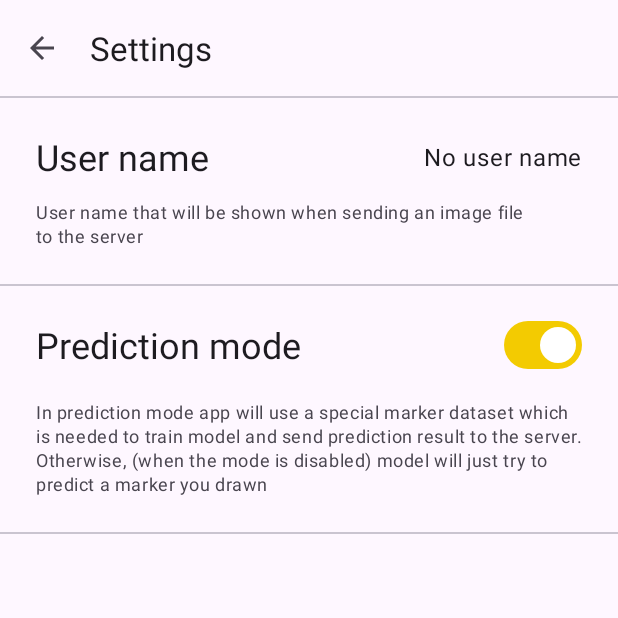
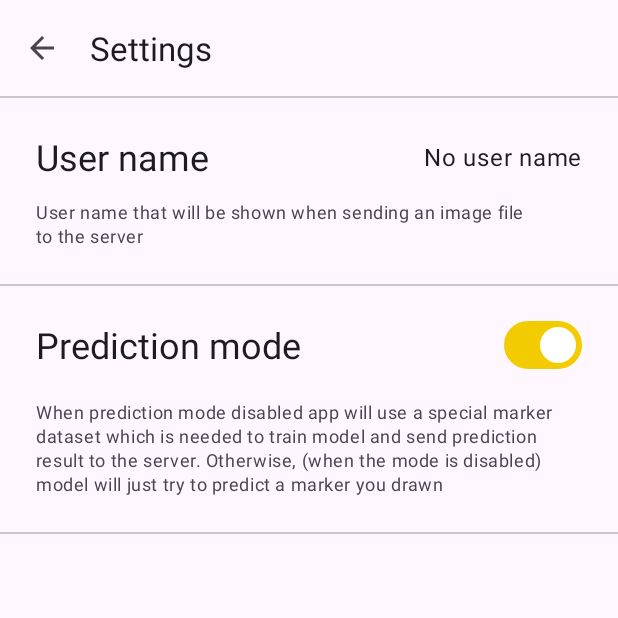
Before and after one commit to gmdvart/Marker-Recognition, an Android app: the fragment UserNameDialogFragment placed in its activity, in the options menu, after a tap on "Settings", on a phone screen of 412 x 824 dp, the top half of it. Run offline under Robolectric (Android 15) with nearby library versions, the phone set to English and light mode, and no system bars; pictures from the network do not load.

Commit message:
* Now bitmap saving works correctly with PaintView * Added russian language

```diff
--- a/app/src/main/java/com/example/buzidroidapplication/di/AppComponent.kt
+++ b/app/src/main/java/com/example/buzidroidapplication/di/AppComponent.kt
@@ -4,7 +4,7 @@ import android.content.Context
 import com.example.buzidroidapplication.ui.recognize_feature.screen.MainScreenFragment
 import com.example.buzidroidapplication.ui.recognize_feature.screen.MarkerListScreenFragment
 import com.example.buzidroidapplication.ui.recognize_feature.screen.ResultDialogFragment
-import com.example.buzidroidapplication.ui.settings_feature.UserNameDialogFragment
+import com.example.buzidroidapplication.ui.settings_feature.screen.UserNameDialogFragment
 import com.example.buzidroidapplication.ui.settings_feature.screen.SettingsScreenFragment
 import dagger.BindsInstance
 import dagger.Component
--- a/app/src/main/java/com/example/buzidroidapplication/ui/recognize_feature/components/PaintView.kt
+++ b/app/src/main/java/com/example/buzidroidapplication/ui/recognize_feature/components/PaintView.kt
@@ -6,6 +6,7 @@ import android.graphics.Canvas
 import android.graphics.Color
 import android.graphics.Paint
 import android.graphics.Path
+import android.graphics.PorterDuff
 import android.util.AttributeSet
 import android.util.Log
 import android.view.MotionEvent
@@ -29,12 +30,13 @@ class PaintView(context: Context, attrs: AttributeSet) : View(context, attrs) {
     }
 
     private val bitmapPaintBrush = Paint(Paint.DITHER_FLAG)
-    private val paths = mutableListOf<Path>()
-    private lateinit var globalCanvas: Canvas
-    private lateinit var bitmap: Bitmap
 
     companion object {
+        private val paths = mutableListOf<Path>()
+        private lateinit var globalCanvas: Canvas
+        private lateinit var bitmap: Bitmap
     }
+
 
     fun create(width: Int, height: Int) {
         bitmap = Bitmap.createBitmap(width, height, Bitmap.Config.ARGB_8888)
@@ -55,16 +57,24 @@ class PaintView(context: Context, attrs: AttributeSet) : View(context, attrs) {
         }
     }
 
-    fun save(): Bitmap = bitmap
-
-    override fun onDraw(canvas: Canvas) {
-        canvas.save()
-        globalCanvas.drawColor(Defaults.CANVAS_BACKGROUND_COLOR)
+    fun save(): Bitmap {
+        globalCanvas.drawColor(Color.TRANSPARENT, PorterDuff.Mode.CLEAR)
 
         for (path in paths)
             globalCanvas.drawPath(path, paintBrush)
 
-        canvas.drawBitmap(bitmap, 0f, 0f, bitmapPaintBrush)
+        globalCanvas.drawBitmap(bitmap, 0f, 0f, bitmapPaintBrush)
+
+        return bitmap
+    }
+
+    override fun onDraw(canvas: Canvas) {
+        canvas.save()
+
+        for (path in paths) {
+            canvas.drawPath(path, paintBrush)
+        }
+
         canvas.restore()
     }
 
@@ -118,7 +128,7 @@ class PaintView(context: Context, attrs: AttributeSet) : View(context, attrs) {
         const val IS_DITHER = true
         const val PAINT_BRUSH_COLOR = Color.BLACK
         const val CANVAS_BACKGROUND_COLOR = Color.WHITE
-        const val STROKE_WIDTH = 16f
+        const val STROKE_WIDTH = 8f
         const val ALPHA = 0xFF
         val STYLE = Paint.Style.STROKE
         val STROKE_JOIN = Paint.Join.ROUND
--- a/app/src/main/java/com/example/buzidroidapplication/domain/settings_feature/Action.kt
+++ b/app/src/main/java/com/example/buzidroidapplication/ui/settings_feature/Action.kt
@@ -1,4 +1,4 @@
-package com.example.buzidroidapplication.domain.settings_feature
+package com.example.buzidroidapplication.ui.settings_feature
 
 sealed interface Action {
     data class Switch(val checked: Boolean) : Action
--- a/app/src/main/java/com/example/buzidroidapplication/ui/settings_feature/SettingsFeatureViewModel.kt
+++ b/app/src/main/java/com/example/buzidroidapplication/ui/settings_feature/SettingsFeatureViewModel.kt
@@ -3,9 +3,7 @@ package com.example.buzidroidapplication.ui.settings_feature
 import androidx.lifecycle.ViewModel
 import androidx.lifecycle.ViewModelProvider
 import androidx.lifecycle.viewModelScope
-import com.example.buzidroidapplication.domain.settings_feature.Action
 import com.example.buzidroidapplication.domain.settings_feature.SettingsFeatureUseCases
-import com.example.buzidroidapplication.domain.settings_feature.State
 import kotlinx.coroutines.flow.*
 import kotlinx.coroutines.launch
 import javax.inject.Inject
--- a/app/src/main/java/com/example/buzidroidapplication/domain/settings_feature/State.kt
+++ b/app/src/main/java/com/example/buzidroidapplication/ui/settings_feature/State.kt
@@ -1,4 +1,4 @@
-package com.example.buzidroidapplication.domain.settings_feature
+package com.example.buzidroidapplication.ui.settings_feature
 
 sealed interface State {
     data object Loading : State
--- a/app/src/main/java/com/example/buzidroidapplication/ui/settings_feature/screen/SettingsScreenFragment.kt
+++ b/app/src/main/java/com/example/buzidroidapplication/ui/settings_feature/screen/SettingsScreenFragment.kt
@@ -7,15 +7,13 @@ import android.view.LayoutInflater
 import android.view.View
 import android.view.ViewGroup
 import androidx.fragment.app.activityViewModels
-import androidx.fragment.app.viewModels
 import androidx.navigation.fragment.findNavController
 import com.example.buzidroidapplication.R
 import com.example.buzidroidapplication.appComponent
 import com.example.buzidroidapplication.databinding.FragmentSettingsScreenBinding
-import com.example.buzidroidapplication.domain.settings_feature.Action
-import com.example.buzidroidapplication.domain.settings_feature.State
+import com.example.buzidroidapplication.ui.settings_feature.Action
+import com.example.buzidroidapplication.ui.settings_feature.State
 import com.example.buzidroidapplication.ui.settings_feature.SettingsFeatureViewModel
-import com.example.buzidroidapplication.ui.settings_feature.UserNameDialogFragment
 import com.example.buzidroidapplication.ui.utils.collectLatestState
 import javax.inject.Inject
 
@@ -60,7 +58,7 @@ class SettingsScreenFragment : Fragment() {
                 progressBar.visibility = View.GONE
 
                 predictionModeSwitch.isChecked = state.isPredictionModeEnabled
-                userName.text = state.userName.ifBlank { "No user name" }
+                userName.text = state.userName.ifBlank { getString(R.string.no_user_name) }
 
                 settingsLayout.visibility = View.VISIBLE
             }
--- a/app/src/main/res/layout/fragment_user_name_dialog.xml
+++ b/app/src/main/res/layout/fragment_user_name_dialog.xml
@@ -5,7 +5,7 @@
         xmlns:tools="http://schemas.android.com/tools"
         android:layout_width="match_parent"
         android:layout_height="match_parent"
-        tools:context=".ui.settings_feature.UserNameDialogFragment">
+        tools:context=".ui.settings_feature.screen.UserNameDialogFragment">
 
     <androidx.constraintlayout.widget.ConstraintLayout
             android:layout_width="wrap_content"
--- a/app/src/main/res/values-night/themes.xml
+++ b/app/src/main/res/values-night/themes.xml
@@ -1,6 +1,6 @@
 <resources xmlns:tools="http://schemas.android.com/tools">
     <!-- Base application theme. -->
-    <style name="Base.Theme.BuziDroidApplication" parent="Theme.Material3.DayNight.NoActionBar">
+    <style name="Base.Theme.BuziDroidApplication" parent="Theme.BuziDroidApplication">
         <!-- Customize your dark theme here. -->
         <!-- <item name="colorPrimary">@color/my_dark_primary</item> -->
     </style>
--- a/app/src/main/res/values/strings.xml
+++ b/app/src/main/res/values/strings.xml
@@ -25,7 +25,7 @@
     </string>
     <string name="prediction_mode_title">Prediction mode</string>
     <string name="prediction_mode_description">
-        In prediction mode app will use a special marker dataset which is needed
+        When prediction mode disabled app will use a special marker dataset which is needed
         to train model and send prediction result to the server.
         Otherwise, (when the mode is disabled) model will just try to predict a marker you drawn
     </string>
@@ -33,4 +33,5 @@
     <string name="enter_user_name_title">Enter a new username</string>
     <string name="user_name_enter">Enter</string>
     <string name="user_name_cancel">Cancel</string>
+    <string name="no_user_name">No user name</string>
 </resources>
```
Also changed, not shown: app/src/main/java/com/example/buzidroidapplication/ui/settings_feature/screen/UserNameDialogFragment.kt (renamed from app/src/main/java/com/example/buzidroidapplication/ui/settings_feature/UserNameDialogFragment.kt, +4 -3 lines), 1 other file.
